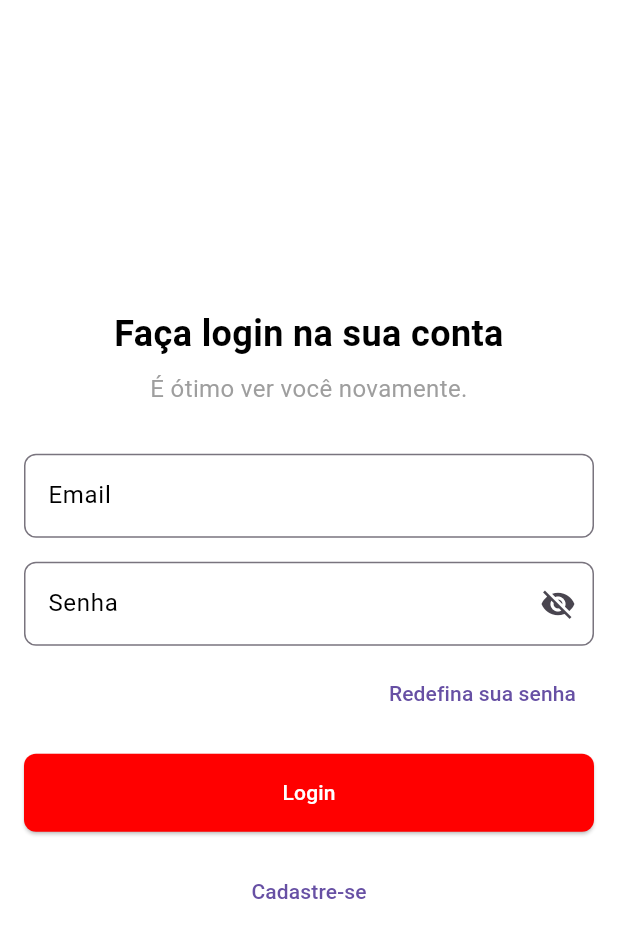
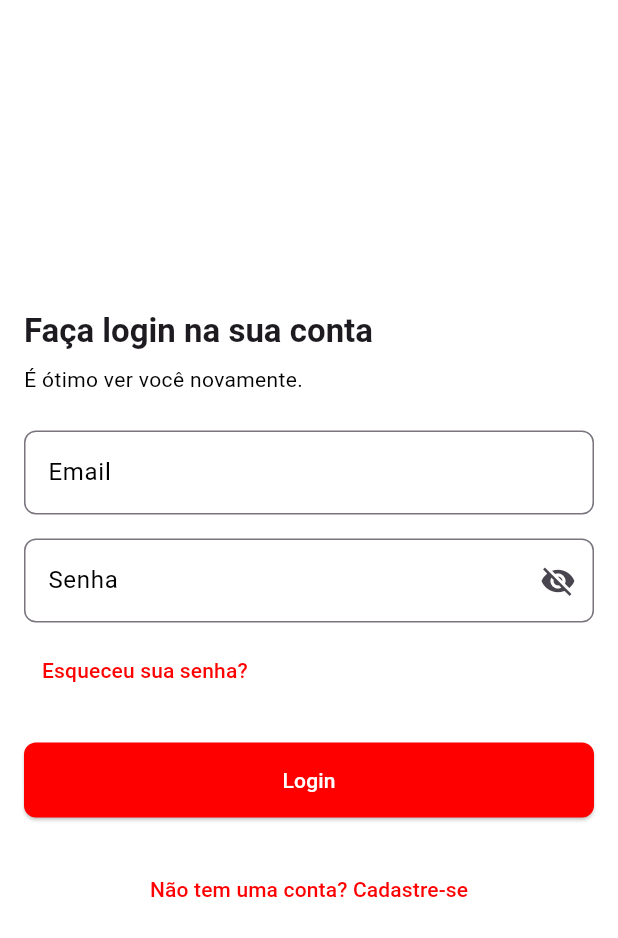
Before and after one commit to giovaneneves7/corre_aqui_mobile, a Flutter app: the screen it shows after launch, after a tap on "Eu já tenho uma conta", on a phone screen of 412 x 824 dp. Shown: the top 938 px of the screen. Run offline on Flutter 3.47's test engine with Material 3 defaults, Android fonts, the phone set to English and light mode, and no system bars; our stand-ins replace get, google_maps_flutter, shared_preferences; generated files the repository leaves out were written again.

Commit message:
feat (login): Cria tela de login

```diff
--- a/lib/features/auth/screens/login_screen.dart
+++ b/lib/features/auth/screens/login_screen.dart
@@ -2,89 +2,104 @@ import 'package:flutter/material.dart';
 import 'package:get/get.dart';
 
 class LoginScreen extends StatefulWidget {
+
   @override
   _LoginScreenState createState() => _LoginScreenState();
+
 }
 
 class _LoginScreenState extends State<LoginScreen> {
-  bool _isPasswordVisible = false;
+
+  final TextEditingController _emailController = TextEditingController();
+  final TextEditingController _passwordController = TextEditingController();
+
+  bool _obscurePassword = true;
 
   @override
   Widget build(BuildContext context) {
     return Scaffold(
+      backgroundColor: Theme.of(context).scaffoldBackgroundColor,
       body: Padding(
-        padding: const EdgeInsets.all(16.0),
+        padding: const EdgeInsets.symmetric(horizontal: 16.0),
         child: Column(
           mainAxisAlignment: MainAxisAlignment.center,
-          crossAxisAlignment: CrossAxisAlignment.stretch,
+          crossAxisAlignment: CrossAxisAlignment.start,
           children: [
             Text(
               'Faça login na sua conta',
-              style: TextStyle(fontSize: 24, fontWeight: FontWeight.bold),
-              textAlign: TextAlign.center,
+              style: Theme.of(context).textTheme.headline6?.copyWith(
+                fontWeight: FontWeight.bold,
+              ),
             ),
             SizedBox(height: 8),
             Text(
               'É ótimo ver você novamente.',
-              style: TextStyle(fontSize: 16, color: Colors.grey),
-              textAlign: TextAlign.center,
+              style: Theme.of(context).textTheme.bodyText2,
             ),
-            SizedBox(height: 32),
+            SizedBox(height: 24),
             TextField(
+              controller: _emailController,
               decoration: InputDecoration(
                 labelText: 'Email',
-                border: OutlineInputBorder(
-                  borderRadius: BorderRadius.circular(8),
-                ),
+                hintText: 'Digite seu endereço de e-mail',
               ),
             ),
             SizedBox(height: 16),
             TextField(
-              obscureText: !_isPasswordVisible,
+              controller: _passwordController,
+              obscureText: _obscurePassword,
               decoration: InputDecoration(
                 labelText: 'Senha',
-                border: OutlineInputBorder(
-                  borderRadius: BorderRadius.circular(8),
-                ),
+                hintText: 'Digite sua senha',
                 suffixIcon: IconButton(
                   icon: Icon(
-                    _isPasswordVisible
-                        ? Icons.visibility
-                        : Icons.visibility_off,
+                    _obscurePassword
+                        ? Icons.visibility_off
+                        : Icons.visibility,
                   ),
                   onPressed: () {
                     setState(() {
-                      _isPasswordVisible = !_isPasswordVisible;
+                      _obscurePassword = !_obscurePassword;
                     });
                   },
                 ),
               ),
             ),
             SizedBox(height: 8),
-            Align(
-              alignment: Alignment.centerRight,
-              child: TextButton(
-                onPressed: () {},
-                child: Text('Redefina sua senha'),
-              ),
+            Row(
+              mainAxisAlignment: MainAxisAlignment.spaceBetween,
+              children: [
+                TextButton(
+                  onPressed: () {
+                    // Ação para redefinir senha
+                  },
+                  child: Text(
+                    'Esqueceu sua senha?',
+                    style: TextStyle(color: Theme.of(context).primaryColor),
+                  ),
+                ),
+              ],
             ),
-            SizedBox(height: 16),
+            SizedBox(height: 24),
             ElevatedButton(
-              onPressed: () {},
+              onPressed: () {
+                // Ação de login
+              },
               style: ElevatedButton.styleFrom(
-                backgroundColor: Color(0xFFFF0000),
-                padding: EdgeInsets.symmetric(vertical: 16),
-                shape: RoundedRectangleBorder(
-                  borderRadius: BorderRadius.circular(8),
-                ),
+                minimumSize: Size(double.infinity, 50),
               ),
               child: Text('Login'),
             ),
-            SizedBox(height: 16),
+            SizedBox(height: 24),
             Center(
               child: TextButton(
-                onPressed: () {},
-                child: Text('Cadastre-se'),
+                onPressed: () {
+                  // Ação de cadastro
+                },
+                child: Text(
+                  'Não tem uma conta? Cadastre-se',
+                  style: TextStyle(color: Theme.of(context).primaryColor),
+                ),
               ),
             ),
           ],
@@ -92,4 +107,11 @@ class _LoginScreenState extends State<LoginScreen> {
       ),
     );
   }
+
+  @override
+  void dispose() {
+    _emailController.dispose();
+    _passwordController.dispose();
+    super.dispose();
+  }
 }
--- a/lib/features/splash/screens/post_splash_screen.dart
+++ b/lib/features/splash/screens/post_splash_screen.dart
@@ -1,9 +1,15 @@
 import 'package:flutter/material.dart';
 import 'package:get/get.dart';
-import 'package:corre_aqui/util/images.dart';
 import 'package:corre_aqui/features/home/screens/home_screen.dart';
 import 'package:corre_aqui/features/auth/screens/login_screen.dart';
+import 'package:corre_aqui/helper/route_helper.dart';
+import 'package:corre_aqui/util/images.dart';
 
+/*
+* Tela de inicío da aplicação após a SplashScreen.
+*
+* @author Giovane Neves
+*/
 class PostSplashScreen extends StatefulWidget {
   @override
   _PostSplashScreenState createState() => _PostSplashScreenState();
@@ -49,7 +55,7 @@ class _PostSplashScreenState extends State<PostSplashScreen> {
               SizedBox(height: 40),
               ElevatedButton(
                 onPressed: () {
-                  Get.to(HomeScreen());
+                  Get.toNamed(RouteHelper.getLoginScreen());
                 },
                 style: ElevatedButton.styleFrom(
                   backgroundColor: Color(0xFFff0000), // fundo
--- a/lib/helper/route_helper.dart
+++ b/lib/helper/route_helper.dart
@@ -1,20 +1,30 @@
 import 'dart:convert';
 import 'package:flutter/material.dart';
 import 'package:get/get.dart';
+import 'package:corre_aqui/features/auth/screens/login_screen.dart';
 import 'package:corre_aqui/features/notification/screens/notification_screen.dart';
 import 'package:corre_aqui/features/offer-map/screens/offer_map_screen.dart';
 
+/**
+* Helper com todas as rotas para telas da aplicação.
+*
+* @author Giovane Neves
+*
+*/
 class RouteHelper{
 
+  static const String login = '/login';
   static const String notification = '/notification';
   static const String offerMap = '/offer-map';
 
+  static String getLoginScreen() => login;
   static String getNotificationScreen() => notification;
   static String getOfferMapScreen() => offerMap;
 
   // Registro de rotas [ Adicionar todas as rotas do app aqui ]
   static List<GetPage> routes = [
 
+    GetPage(name: login, page: () => LoginScreen()),
   	GetPage(name: notification, page: () => NotificationScreen()),
     GetPage(name: offerMap, page: () => OfferMapScreen()),
 
```
Also changed, not shown: 1 other file.
